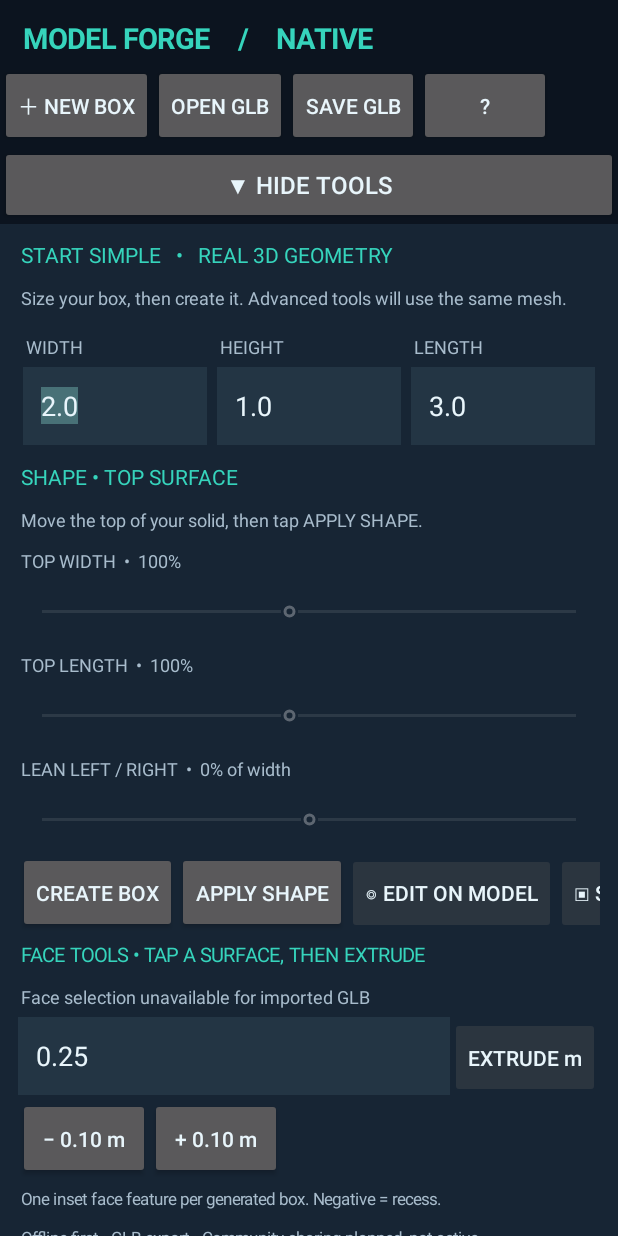
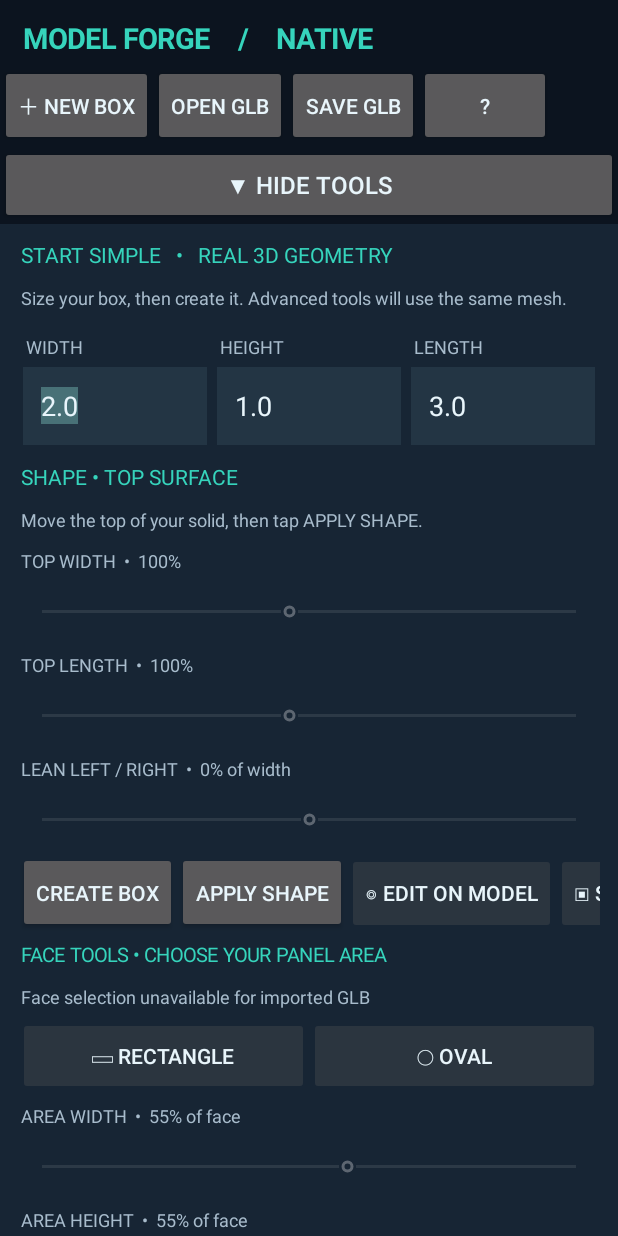
Before and after one commit to tpylman90-ctrl/Native-model-forge, an Android app: the screen it shows after launch (MainActivity), on a phone screen of 412 x 824 dp. Run offline under Robolectric (Android 15) with nearby library versions, the phone set to English and light mode, and no system bars; libraries missing offline, so code that uses them is left out: com.google.android.filament; 20 statements that could not run were skipped.

Commit message:
Add six-face session state, rectangle/oval selection, adjustable area controls

```diff
--- a/app/src/main/java/com/modelforge/nativeeditor/MainActivity.kt
+++ b/app/src/main/java/com/modelforge/nativeeditor/MainActivity.kt
@@ -73,6 +73,14 @@ class MainActivity : Activity(), Choreographer.FrameCallback {
     private lateinit var extrudeDepthField: EditText
     private lateinit var faceSelectionText: TextView
     private lateinit var extrudeApplyButton: Button
+    private lateinit var regionWidthSlider: SeekBar
+    private lateinit var regionHeightSlider: SeekBar
+    private lateinit var regionOffsetUSlider: SeekBar
+    private lateinit var regionOffsetVSlider: SeekBar
+    private lateinit var regionRectButton: Button
+    private lateinit var regionOvalButton: Button
+    private var regionKind=0
+    private var baseGeneratedMesh: FloatArray? = null
     private var faceMode = false
     private var selectedFace: Int? = null
     private var currentGeneratedMesh: FloatArray? = null
@@ -88,10 +96,18 @@ class MainActivity : Activity(), Choreographer.FrameCallback {
     private var currentName = "Starter Box"
     private var importedPreview = false
     // The current editable primitive is independent of Filament render entities.
+    private data class FaceArea(
+        val kind: Int = -1,
+        val width: Float = 0.55f,
+        val height: Float = 0.55f,
+        val offsetU: Float = 0f,
+        val offsetV: Float = 0f,
+        val depth: Float = 0f
+    )
     private data class Shape(
         val width: Float, val height: Float, val length: Float,
         val topWidth: Float = 1f, val topLength: Float = 1f, val shiftX: Float = 0f,
-        val extrudedFace: Int = -1, val extrusionDepth: Float = 0f
+        val areas: List<FaceArea> = List(6) { FaceArea() }
     )
     private var currentShape: Shape? = null
     // Native C++ Document owns object IDs, revisions, and in-session undo/redo.
@@ -333,9 +349,29 @@ class MainActivity : Activity(), Choreographer.FrameCallback {
         actionsRow.addView(button("ADVANCED • SOON") {
             toast("Top-surface shaping works now. Arbitrary face/edge editing is coming later.")
         })
-        drawer.addView(textLabel("FACE TOOLS • TAP A SURFACE, THEN EXTRUDE", 13f, accent))
+        drawer.addView(textLabel("FACE TOOLS • CHOOSE YOUR PANEL AREA", 13f, accent))
         faceSelectionText = textLabel("Face selection is off", 12f, muted)
         drawer.addView(faceSelectionText)
+        val areaShapeRow=LinearLayout(this).apply { orientation=LinearLayout.HORIZONTAL }
+        drawer.addView(areaShapeRow)
+        regionRectButton=button("▭ RECTANGLE") { regionKind=0; updateAreaButtons(); faceOverlay.invalidate() }
+        regionOvalButton=button("◯ OVAL") { regionKind=1; updateAreaButtons(); faceOverlay.invalidate() }
+        areaShapeRow.addView(regionRectButton,LinearLayout.LayoutParams(0,dp(52),1f))
+        areaShapeRow.addView(regionOvalButton,LinearLayout.LayoutParams(0,dp(52),1f))
+        regionWidthSlider=profileSlider(drawer,"AREA WIDTH",15,85,55) { "$it% of face" }
+        regionHeightSlider=profileSlider(drawer,"AREA HEIGHT",15,85,55) { "$it% of face" }
+        regionOffsetUSlider=profileSlider(drawer,"LEFT / RIGHT POSITION",-80,80,0) { "$it%" }
+        regionOffsetVSlider=profileSlider(drawer,"UP / DOWN POSITION",-80,80,0) { "$it%" }
+        for(slider in arrayOf(regionWidthSlider,regionHeightSlider,regionOffsetUSlider,regionOffsetVSlider)) {
+            slider.setOnSeekBarChangeListener(object:SeekBar.OnSeekBarChangeListener {
+                override fun onProgressChanged(v:SeekBar?,progress:Int,fromUser:Boolean) {
+                    if(fromUser && ::faceOverlay.isInitialized) faceOverlay.invalidate()
+                }
+                override fun onStartTrackingTouch(v:SeekBar?) = Unit
+                override fun onStopTrackingTouch(v:SeekBar?) = Unit
+            })
+        }
+        updateAreaButtons()
         val extrusionRow = LinearLayout(this).apply { orientation = LinearLayout.HORIZONTAL }
         drawer.addView(extrusionRow)
         extrudeDepthField = EditText(this).apply {
@@ -356,7 +392,8 @@ class MainActivity : Activity(), Choreographer.FrameCallback {
         drawer.addView(stepRow)
         stepRow.addView(button("− 0.10 m") { nudgeFace(-0.10f) })
         stepRow.addView(button("+ 0.10 m") { nudgeFace(0.10f) })
-        drawer.addView(textLabel("One inset face feature per generated box. Negative = recess.", 11f, muted))
+        drawer.addView(button("REMOVE SELECTED FACE EDIT") { removeFaceEdit() })
+        drawer.addView(textLabel("Each face keeps its own shape, size, and depth. Other faces stay intact.", 11f, muted))
         drawer.addView(textLabel("Offline-first • GLB export • Community sharing planned, not active", 11f, muted))
         syncShapeUi()
     }
@@ -479,16 +516,28 @@ class MainActivity : Activity(), Choreographer.FrameCallback {
     }
 
     private fun renderShape(shape: Shape): Boolean {
-        val mesh = NativeGeometry.generateFaceExtrudedBox(
-            shape.width, shape.height, shape.length,
-            shape.topWidth, shape.topLength, shape.shiftX,
-            shape.extrudedFace, shape.extrusionDepth
+        val parts=FloatArray(36)
+        shape.areas.forEachIndexed { face,f ->
+            val p=face*6
+            parts[p]=f.kind.toFloat()
+            parts[p+1]=f.width
+            parts[p+2]=f.height
+            parts[p+3]=f.offsetU
+            parts[p+4]=f.offsetV
+            parts[p+5]=f.depth
+        }
+        val mesh=NativeGeometry.generateMultiFaceBox(
+            shape.width,shape.height,shape.length,
+            shape.topWidth,shape.topLength,shape.shiftX,parts
         )
         val bytes = GlbBuilder.fromPacked(mesh)
         val ok = present(bytes, "Solid " + shape.width + " × " + shape.height + " × " + shape.length,
             false, shape)
         if (ok) {
             currentGeneratedMesh = mesh
+            baseGeneratedMesh=NativeGeometry.generateProfiledBox(
+                shape.width,shape.height,shape.length,
+                shape.topWidth,shape.topLength,shape.shiftX)
             if (::faceOverlay.isInitialized) faceOverlay.invalidate()
         }
         return ok
@@ -541,9 +590,14 @@ class MainActivity : Activity(), Choreographer.FrameCallback {
 
     private fun fromNative(): Shape? {
         val values = NativeProject.currentShape() ?: return null
-        if (values.size != 8) return null
+        if (values.size != 42) return null
+        val areas=List(6) { face ->
+            val p=6+face*6
+            FaceArea(values[p].toInt(),values[p+1],values[p+2],
+                     values[p+3],values[p+4],values[p+5])
+        }
         return Shape(values[0], values[1], values[2],
-            values[3], values[4], values[5], values[6].toInt(), values[7])
+            values[3], values[4], values[5], areas)
     }
 
     private fun undoShape() {
@@ -624,6 +678,12 @@ class MainActivity : Activity(), Choreographer.FrameCallback {
                 else "Selected: " + faceName(face) + " • positive = raised, negative = recessed"
         }
         if (::extrudeApplyButton.isInitialized) extrudeApplyButton.isEnabled = faceMode && selectedFace != null
+        if (::regionRectButton.isInitialized) regionRectButton.isEnabled=faceMode && selectedFace!=null
+        if (::regionOvalButton.isInitialized) regionOvalButton.isEnabled=faceMode && selectedFace!=null
+        if (::regionWidthSlider.isInitialized) {
+            for(slider in arrayOf(regionWidthSlider,regionHeightSlider,regionOffsetUSlider,regionOffsetVSlider))
+                slider.isEnabled=faceMode && selectedFace!=null
+        }
         if (::directShapeButton.isInitialized) {
             directShapeButton.isEnabled = shape != null
             directShapeButton.text = if (directShapeMode) "● TOP EDIT ON" else "◎ EDIT ON MODEL"
@@ -659,7 +719,7 @@ class MainActivity : Activity(), Choreographer.FrameCallback {
             viewer.loadModelGlb(buffer)
             viewer.transformToUnitCube(Float3(0f, 0f, 0f))
             currentGlb = bytes
-            if (imported) currentGeneratedMesh = null
+            if (imported) { currentGeneratedMesh = null; baseGeneratedMesh = null }
             currentName = name
             importedPreview = imported
             currentShape = shape
```
